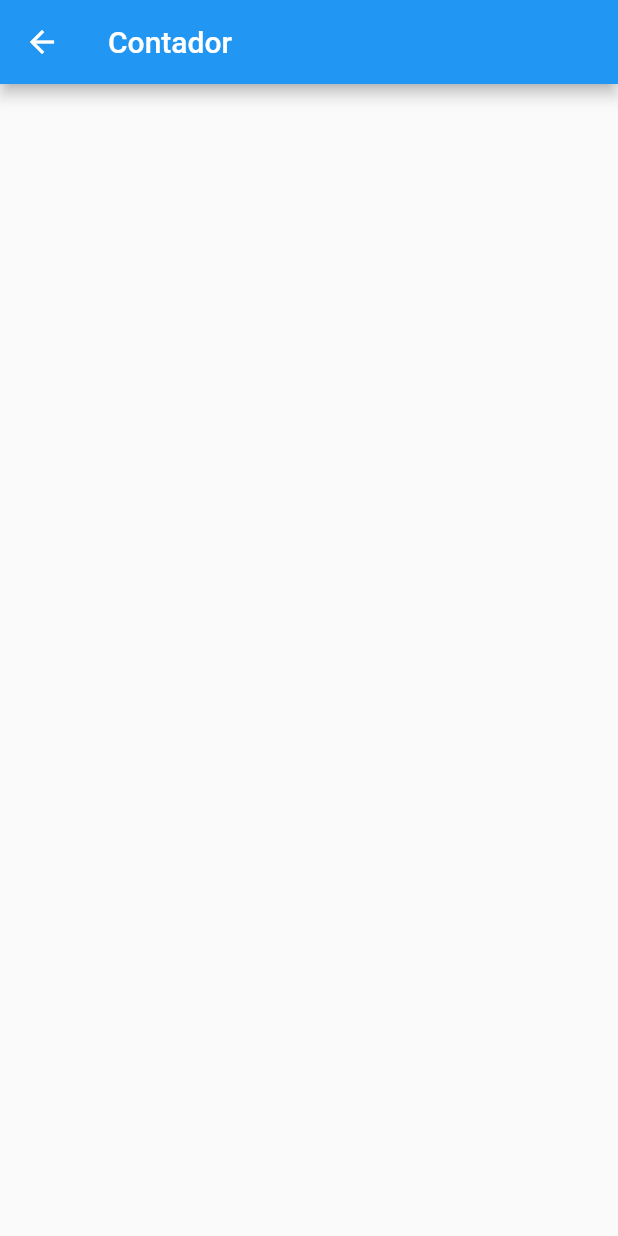
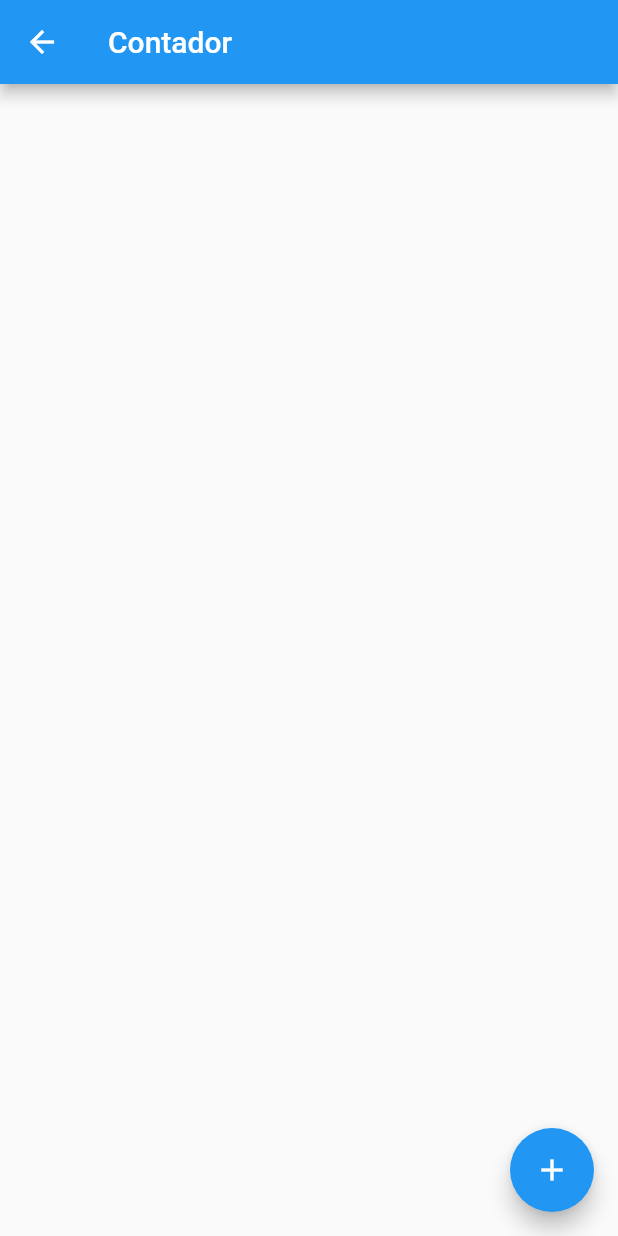
Before and after one commit to Elton-DS/Flutter_, a Flutter app: the Contador screen opened by its route, on a phone screen of 412 x 824 dp. Run offline on Flutter 3.47's test engine with Material 2 defaults, Android fonts, the phone set to English and light mode, and no system bars; our stand-ins replace get.

Commit message:
Criaçao controller

```diff
--- a/lib/app/pages/contador.dart
+++ b/lib/app/pages/contador.dart
@@ -1,12 +1,26 @@
 import 'package:flutter/material.dart';
+import 'package:get/get.dart';
+import 'package:projeto_git/app/controllers/controller.dart';
 
 class Contador extends StatelessWidget {
+  Controller controller = Get.put(Controller());
   @override
   Widget build(BuildContext context) {
     return Scaffold(
       appBar: AppBar(
         title: Text( 'Contador'),
       ),
+      body: Obx(()=>ListView.builder(
+        itemCount: controller.list.length,
+        itemBuilder:(__,index)=>ListTile(
+          title: Text(controller.list[index]),
+        ))),
+        floatingActionButton: FloatingActionButton(
+          onPressed: (){
+            controller.adicionarItens();
+          },
+          child: Icon(Icons.add),
+        ),
     );
   }
 }
```
